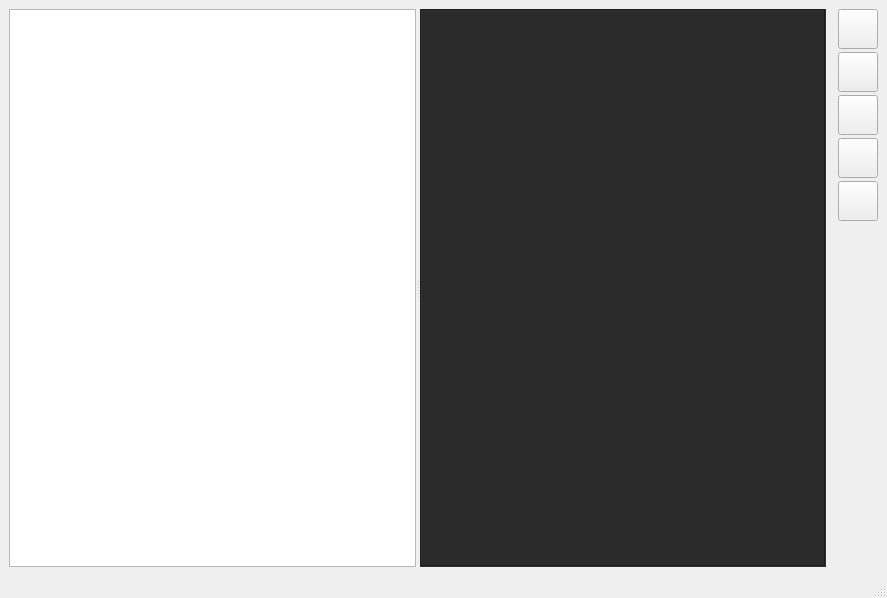
This is FileEditor/mainwindow.ui in imitatehappiness/QtFileEditor as Qt 5 draws it before an edit. The edited form follows.
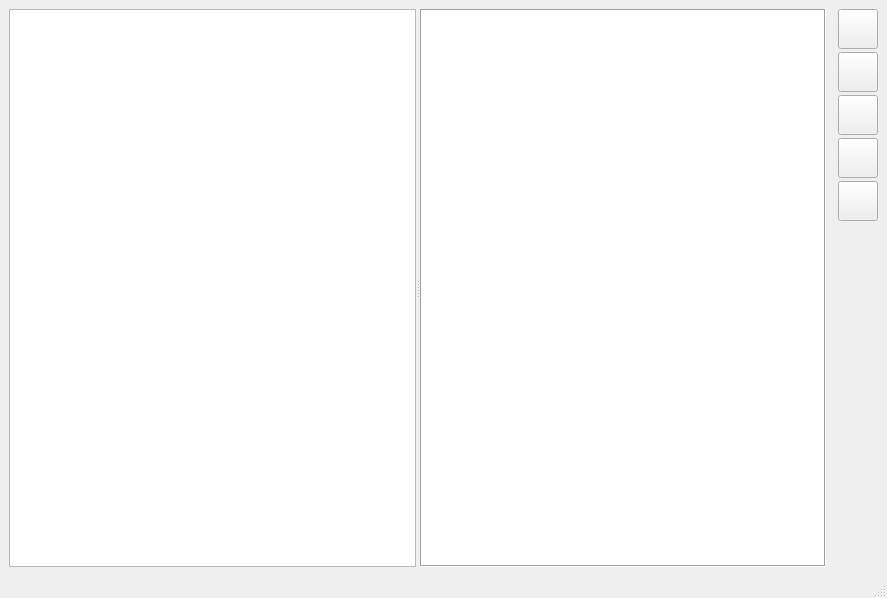
This is the edited form. Icons and pictures are not drawn.

What changed in the file:
```diff
--- a/FileEditor/mainwindow.ui
+++ b/FileEditor/mainwindow.ui
@@ -10,9 +10,18 @@
     <height>598</height>
    </rect>
   </property>
+  <property name="minimumSize">
+   <size>
+    <width>800</width>
+    <height>0</height>
+   </size>
+  </property>
   <property name="windowTitle">
    <string>MainWindow</string>
   </property>
+  <property name="styleSheet">
+   <string notr="true"/>
+  </property>
   <widget class="QWidget" name="centralwidget">
    <layout class="QGridLayout" name="gridLayout">
     <item row="0" column="1">
@@ -275,8 +284,7 @@
         </font>
        </property>
        <property name="styleSheet">
-        <string notr="true">background-color: rgb(42, 42, 42);
-color: rgb(238, 238, 238);</string>
+        <string notr="true"/>
        </property>
        <property name="frameShape">
         <enum>QFrame::Box</enum>
```
Left out of the diff: 4 changed lines with no effect on the pictures.
